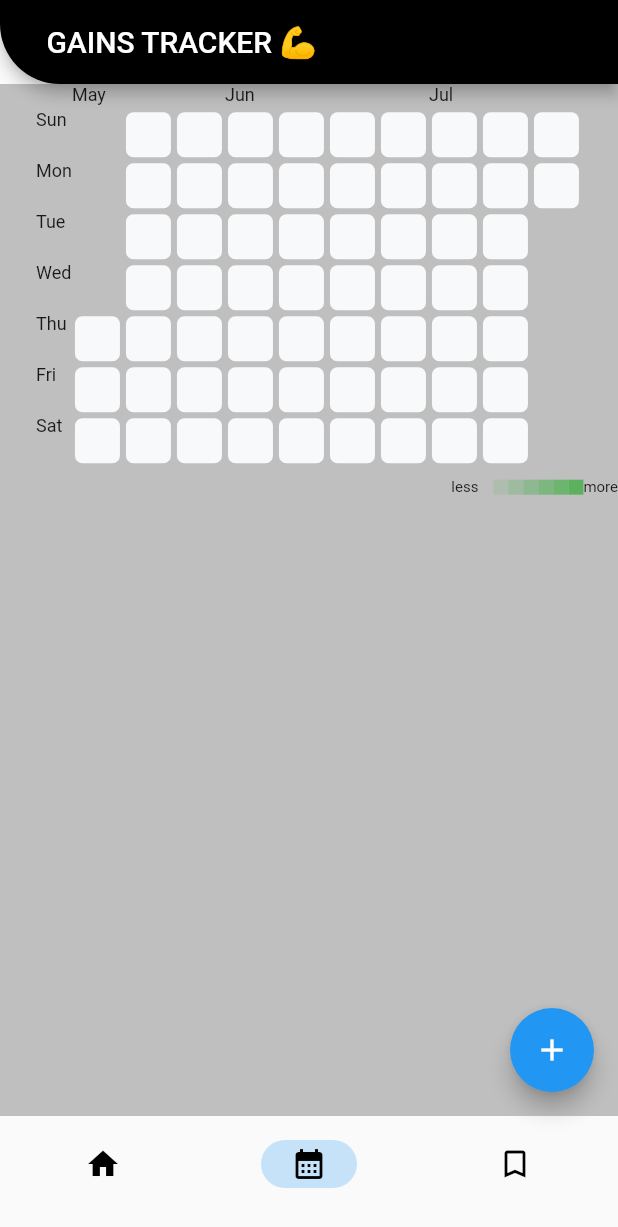
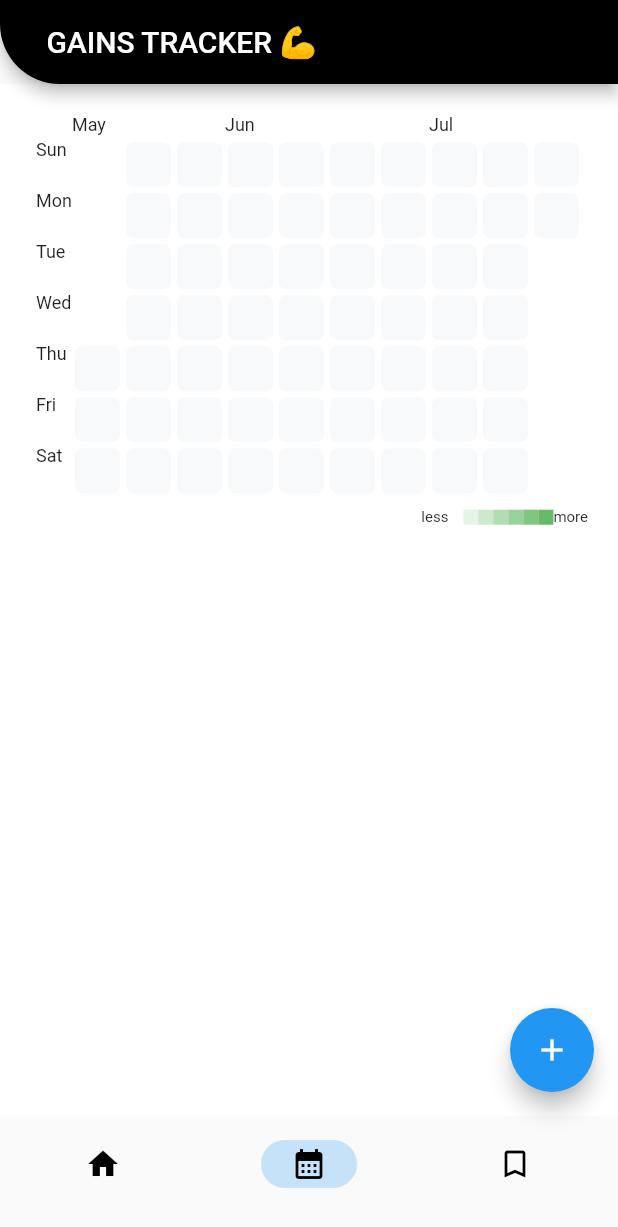
Before and after one commit to prem-pxtel/Gains-Tracker-Pro, a Flutter app: the screen it shows after launch, item 2 of the bottom bar chosen, after a tap on the "add" icon, on a phone screen of 412 x 824 dp. Shown: the top 1227 px of the screen. Run offline on Flutter 3.47's test engine with Material 2 defaults, Android fonts, the phone set to English and light mode, and no system bars; drawn by our look-alikes of flutter_heatmap_calendar; our stand-ins replace hive_flutter, numberpicker, table_calendar; accounts and stored records are empty.

Commit message:
fixed miscellaneous bugs, cleaned up UI and code

```diff
--- a/gains_tracker_pro/lib/database.dart
+++ b/gains_tracker_pro/lib/database.dart
@@ -4,19 +4,30 @@ class WorkoutDatabase {
   List wkoutList = [];
   Map wkoutMap = {};
   Map prMap = {};
+  List prKeys = [];
+  List prVals = [];
 
   // reference box
   final _myBox = Hive.box('theBox');
 
-  void loadData() {
+  void loadWkouts() {
     wkoutList = _myBox.get("WKOUTLIST");
     wkoutMap = _myBox.get("WKOUTMAP");
+  }
+
+  void loadPRs() {
     prMap = _myBox.get("PRMAP");
+    prKeys = _myBox.get("PRKEYS");
+    prVals = _myBox.get("PRVALS");
   }
 
   void updateDatabase() {
     _myBox.put("WKOUTLIST", wkoutList);
     _myBox.put("WKOUTMAP", wkoutMap);
     _myBox.put("PRMAP", prMap);
+    prKeys = prMap.keys.toList();
+    prVals = prMap.values.toList();
+    _myBox.put("PRKEYS", prKeys);
+    _myBox.put("PRVALS", prVals);
   }
 }
--- a/gains_tracker_pro/lib/heatmap.dart
+++ b/gains_tracker_pro/lib/heatmap.dart
@@ -11,9 +11,6 @@ class CalendarPage extends StatefulWidget {
 }
 
 class _CalendarPageState extends State<CalendarPage> {
-  List prKeys = db.prMap.keys.toList();
-  List prVals = db.prMap.values.toList();
-
   @override
   Widget build(BuildContext context) {
     var themaxValue = 0;
@@ -28,7 +25,12 @@ class _CalendarPageState extends State<CalendarPage> {
       : (db.wkoutMap.values.elementAt(i) / themaxValue).round() * 10
     };
 
-    return Column(
+    return Container(
+      color: Theme.of(context).brightness == Brightness.dark
+        ? darkGrey
+        : Colors.white,
+      padding: const EdgeInsets.all(20),
+      child: Column(
         children: [
           HeatMap(
             datasets: heatmapData,
@@ -54,20 +56,21 @@ class _CalendarPageState extends State<CalendarPage> {
               ScaffoldMessenger.of(context).showSnackBar(SnackBar(content: Text(value.toString())));
             },
           ),
-        SizedBox(
+          Container(
             height: 300,
+            padding: const EdgeInsets.only(top: 20, right: 6),
             child: ListView.builder(
               itemCount: db.prMap.length,
               itemBuilder: (context, index) {
                 return ListTile(
                   tileColor: randColor(),
-                title: Text('${prKeys[index]}: ${prVals[index].prWeight} lbs'),
-                trailing: Text('${prVals[index].prDatetime.month}-${prVals[index].prDatetime.day}-${prVals[index].prDatetime.year}'),
+                  title: Text('${db.prKeys[index]}: ${db.prVals[index].prWeight} lbs'),
+                  trailing: Text('${db.prVals[index].prDatetime.month}-${db.prVals[index].prDatetime.day}-${db.prVals[index].prDatetime.year}'),
                   shape: RoundedRectangleBorder(
                     side: BorderSide(
                       width: 7,
                       color: Theme.of(context).brightness == Brightness.dark
-                      ? const Color.fromARGB(255, 46, 46, 46)
+                        ? darkGrey
                         : Colors.white,
                     ),
                     borderRadius: BorderRadius.circular(20),
@@ -81,6 +84,7 @@ class _CalendarPageState extends State<CalendarPage> {
             )
           ),
         ]
+      ),
     );
   }
 }
--- a/gains_tracker_pro/lib/homepage.dart
+++ b/gains_tracker_pro/lib/homepage.dart
@@ -10,6 +10,7 @@ import 'package:hive_flutter/hive_flutter.dart';
 WorkoutDatabase db = WorkoutDatabase();
 int curWeight = 30;
 int curReps = 8;
+const Color darkGrey = Color.fromARGB(255, 46, 46, 46);
 
 class HomePage extends StatefulWidget {
   const HomePage({super.key});
@@ -25,7 +26,8 @@ class HomePageState extends State<HomePage> {
   @override
   void initState() {
     super.initState();
-    if (_myBox.get("PRMAP") != null) db.loadData();
+    if (_myBox.get("WKOUTLIST") != null) db.loadWkouts();
+    if (_myBox.get("PRMAP") != null) db.loadPRs();
   }
 
   @override
@@ -66,16 +68,17 @@ class HomePageState extends State<HomePage> {
                     ),
                   ),
                   onDismissed: (direction) {
+                    // Show a snackbar.
+                    ScaffoldMessenger.of(context).showSnackBar(const SnackBar(content: Text('Workout removed')));
                     // Remove the item from the data source.
                     setState(() {
                       db.wkoutList.removeAt(reverseIndex);
+                    });
+                    setState(() {
                       updateWkoutMap();
                       db.updateDatabase();
                       prWkoutUpdater(reverseIndex);
-
                     });
-                    // Then show a snackbar.
-                    ScaffoldMessenger.of(context).showSnackBar(const SnackBar(content: Text('Workout removed')));
                   },
                   child: ListTile(
                     tileColor: Color(db.wkoutList[reverseIndex].colorVal),
@@ -84,7 +87,7 @@ class HomePageState extends State<HomePage> {
                       side: BorderSide(
                         width: 7,
                         color: Theme.of(context).brightness == Brightness.dark
-                          ? const Color.fromARGB(255, 46, 46, 46)
+                          ? darkGrey
                           : Colors.white,
                       ),
                       borderRadius: BorderRadius.circular(20),
--- a/gains_tracker_pro/lib/main.dart
+++ b/gains_tracker_pro/lib/main.dart
@@ -20,7 +20,7 @@ class MainApp extends StatelessWidget {
   @override
   Widget build(BuildContext context) {
     return MaterialApp(
-      title: 'Gains Tracker Pro',
+      title: 'Gains Tracker',
       home: const HomePage(),
       theme: ThemeData(
         brightness: Brightness.light,
--- a/gains_tracker_pro/pubspec.yaml
+++ b/gains_tracker_pro/pubspec.yaml
@@ -22,6 +22,12 @@ dev_dependencies:
   flutter_lints: ^2.0.0
   hive_generator: ^1.1.3
   build_runner: ^2.3.3
+  flutter_launcher_icons: "^0.13.1"
 
 flutter:
   uses-material-design: true
+
+flutter_launcher_icons:
+  android: "launcher_icon"
+  ios: true
+  image_path: "assets/icon/icon.jpg"
```
Also changed, not shown: gains_tracker_pro/lib/exercises.dart (+9 -9 lines), gains_tracker_pro/assets/icon/icon.jpg (added), 27 other files. Lines whose indentation alone changed are shown as unchanged.
